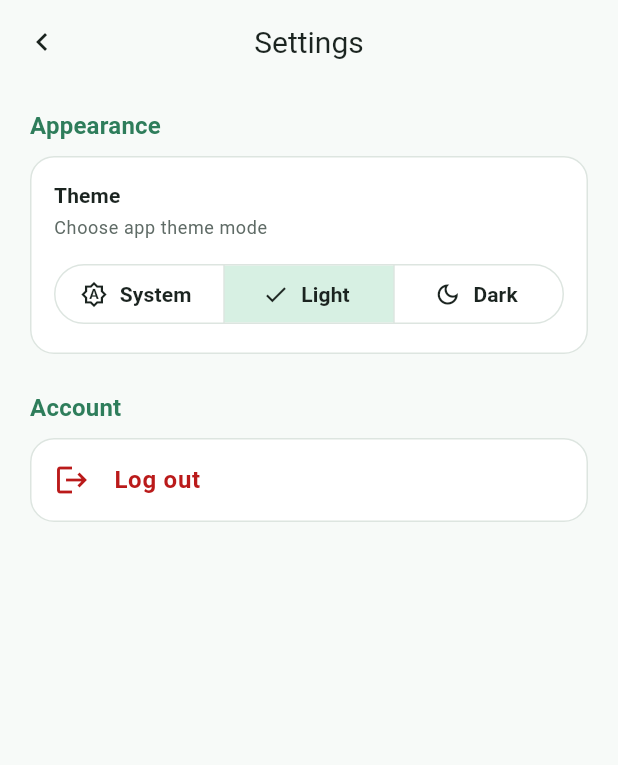
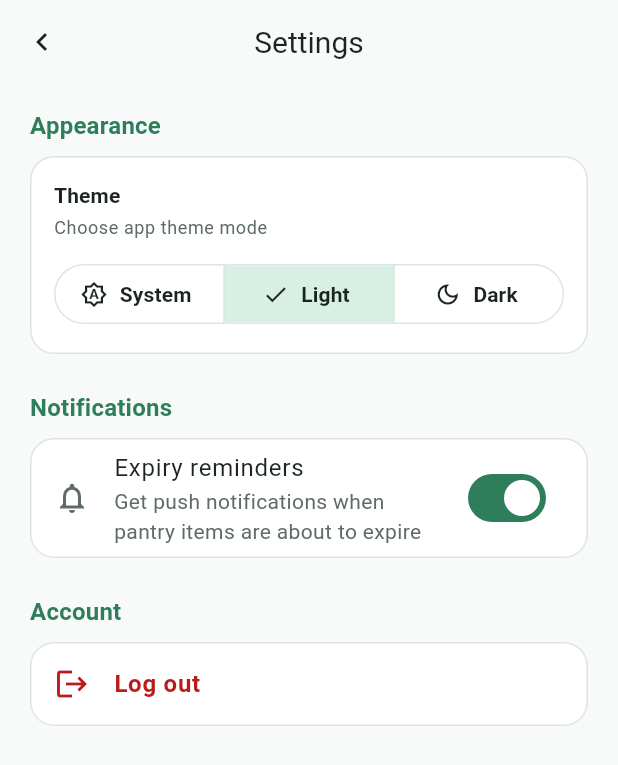
Before and after one commit to WojciechKorbel/common-pantry, a Flutter app: the SettingsScreen screen opened by its route, after a tap on "Light", on a phone screen of 412 x 824 dp. Shown: the top 765 px of the screen. Run offline on Flutter 3.47's test engine with Material 3 defaults, Android fonts, the phone set to English and light mode, and no system bars; our stand-ins replace camera, cupertino_ui, dio, firebase_core, firebase_messaging, fl_chart and 8 more; missing offline and left inert: google_mlkit_text_recognition, home_widget, mobile_scanner; accounts and stored records are empty; network calls fail.

Commit message:
Update settings_screen.dart

```diff
--- a/app/lib/features/settings/presentation/settings_screen.dart
+++ b/app/lib/features/settings/presentation/settings_screen.dart
@@ -5,8 +5,62 @@ import 'package:common_pantry/features/services/pantry_widget_service.dart';
 import 'package:go_router/go_router.dart';
 import 'package:material_ui/material_ui.dart';
 
-class SettingsScreen extends StatelessWidget {
+class SettingsScreen extends StatefulWidget {
   const SettingsScreen({super.key});
+
+  @override
+  State<SettingsScreen> createState() => _SettingsScreenState();
+}
+
+class _SettingsScreenState extends State<SettingsScreen> {
+  bool _notificationsEnabled = true;
+  bool _isLoadingNotifications = true;
+  bool _isUpdatingNotifications = false;
+
+  @override
+  void initState() {
+    super.initState();
+    _loadNotificationPreference();
+  }
+
+  Future<void> _loadNotificationPreference() async {
+    final enabled = await Dependencies.authRepository.notificationService.isNotificationsEnabled();
+    if (!mounted) return;
+    setState(() {
+      _notificationsEnabled = enabled;
+      _isLoadingNotifications = false;
+    });
+  }
+
+  Future<void> _toggleNotifications(bool value) async {
+    if (_isUpdatingNotifications) return;
+
+    final previousValue = _notificationsEnabled;
+    setState(() {
+      _notificationsEnabled = value;
+      _isUpdatingNotifications = true;
+    });
+
+    try {
+      await Dependencies.authRepository.notificationService.setNotificationsEnabled(value);
+    } catch (_) {
+      if (!mounted) return;
+      setState(() {
+        _notificationsEnabled = previousValue;
+      });
+      ScaffoldMessenger.of(context).showSnackBar(
+        const SnackBar(
+          content: Text('Failed to update notification settings.'),
+        ),
+      );
+    } finally {
+      if (mounted) {
+        setState(() {
+          _isUpdatingNotifications = false;
+        });
+      }
+    }
+  }
 
   Future<void> _handleLogout(BuildContext context) async {
     final confirmed = await showDialog<bool>(
@@ -114,6 +168,33 @@ class SettingsScreen extends StatelessWidget {
       ],
     );
 
+    final notificationsCard = Column(
+      crossAxisAlignment: CrossAxisAlignment.start,
+      children: [
+        Text(
+          'Notifications',
+          style: theme.textTheme.titleMedium?.copyWith(
+            color: theme.colorScheme.primary,
+            fontWeight: FontWeight.bold,
+          ),
+        ),
+        const SizedBox(height: 8),
+        Card(
+          child: SwitchListTile(
+            secondary: const Icon(Icons.notifications_outlined),
+            title: const Text('Expiry reminders'),
+            subtitle: const Text(
+              'Get push notifications when pantry items are about to expire',
+            ),
+            value: _notificationsEnabled,
+            onChanged: (_isLoadingNotifications || _isUpdatingNotifications)
+                ? null
+                : _toggleNotifications,
+          ),
+        ),
+      ],
+    );
+
     final accountCard = Column(
       crossAxisAlignment: CrossAxisAlignment.start,
       children: [
@@ -160,13 +241,24 @@ class SettingsScreen extends StatelessWidget {
                   Row(
                     crossAxisAlignment: CrossAxisAlignment.start,
                     children: [
-                      Expanded(flex: 3, child: appearanceCard),
+                      Expanded(
+                        flex: 3,
+                        child: Column(
+                          children: [
+                            appearanceCard,
+                            const SizedBox(height: 20),
+                            notificationsCard,
+                          ],
+                        ),
+                      ),
                       const SizedBox(width: 20),
                       Expanded(flex: 2, child: accountCard),
                     ],
                   )
                 else ...[
                   appearanceCard,
+                  const SizedBox(height: 24),
+                  notificationsCard,
                   const SizedBox(height: 24),
                   accountCard,
                 ],
```
